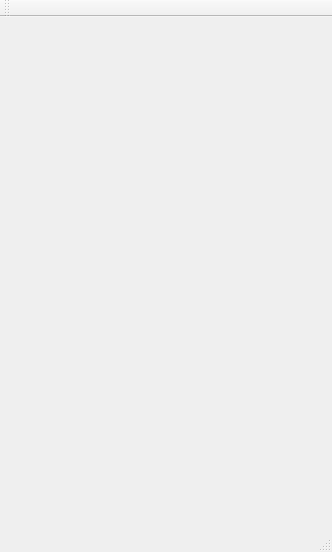
Above: qcc/mainwindow.ui from vos/qcc before the change. Below: the same form after it.
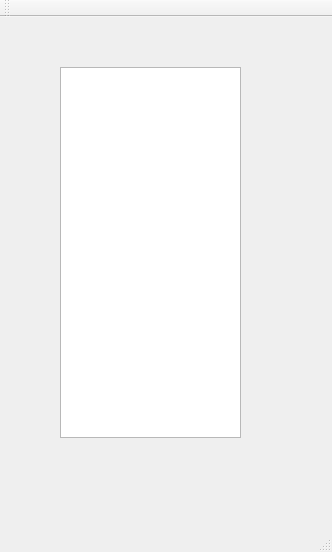
That is the form after the change. The open tabs and pages were chosen to show the change.

Commit message: added user xml serialization and simple contact list

Diff of the .ui file:
```diff
--- a/qcc/mainwindow.ui
+++ b/qcc/mainwindow.ui
@@ -96,7 +96,30 @@
       </property>
      </widget>
     </widget>
-    <widget class="QWidget" name="mainPage"/>
+    <widget class="QWidget" name="mainPage">
+     <widget class="QListWidget" name="contactListWidget">
+      <property name="geometry">
+       <rect>
+        <x>20</x>
+        <y>20</y>
+        <width>181</width>
+        <height>371</height>
+       </rect>
+      </property>
+      <property name="autoScroll">
+       <bool>false</bool>
+      </property>
+      <property name="iconSize">
+       <size>
+        <width>16</width>
+        <height>16</height>
+       </size>
+      </property>
+      <property name="sortingEnabled">
+       <bool>true</bool>
+      </property>
+     </widget>
+    </widget>
    </widget>
   </widget>
   <widget class="QMenuBar" name="menuBar">
```
The commit also changes 5 other files.
